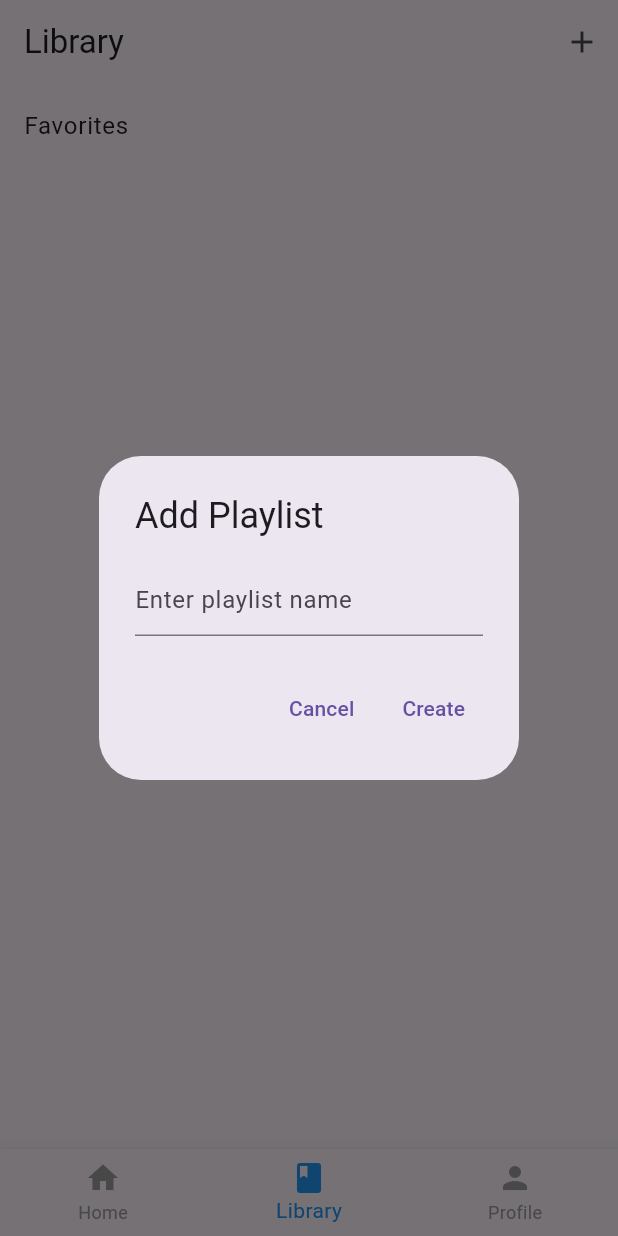
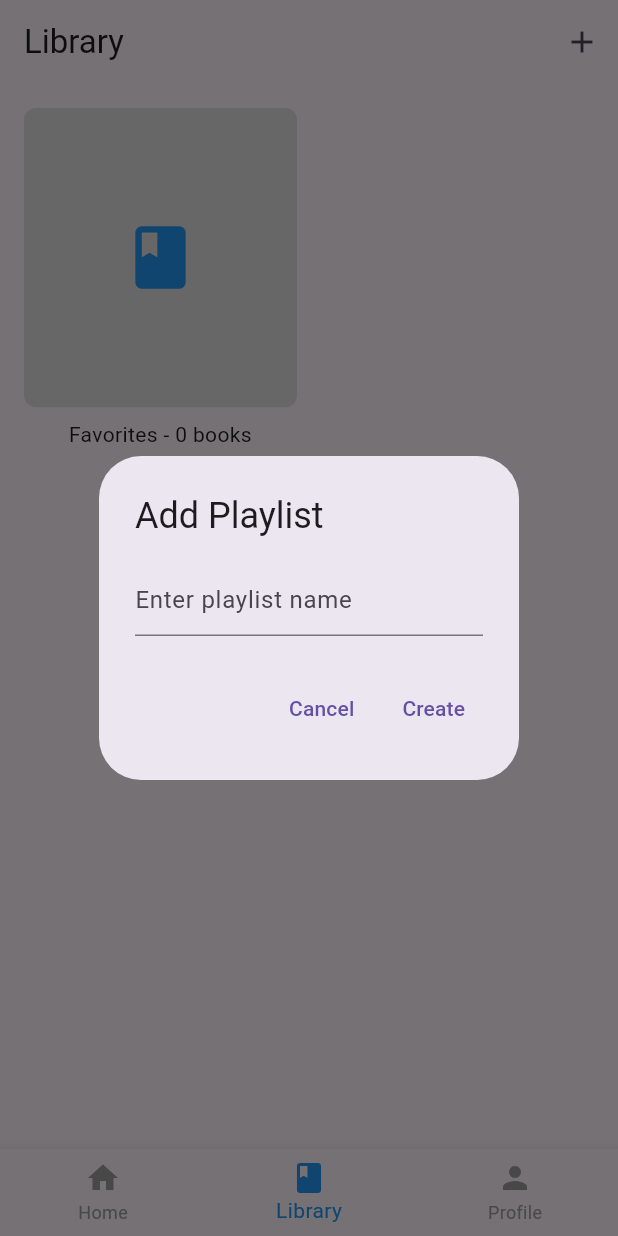
Before and after one commit to diogoguerra03/bookstore, a Flutter app: the HomePage screen opened directly, item 2 of the bottom bar chosen, after a tap on the "add" icon, on a phone screen of 412 x 824 dp. Run offline on Flutter 3.47's test engine with Material 3 defaults, Android fonts, the phone set to English and light mode, and no system bars; our stand-ins replace connectivity_plus, firebase_auth, firebase_core, firebase_database, firebase_storage, image_picker and 2 more; accounts and stored records are empty; network calls fail.

Commit message:
chore: change the layout of playlists

```diff
--- a/lib/screens/home_page.dart
+++ b/lib/screens/home_page.dart
@@ -203,7 +203,7 @@ class HomePageState extends State<HomePage> {
   Widget buildSearchBookItem(Book book) {
     String coverUrl = book.coverId != 0
         ? 'https://covers.openlibrary.org/b/id/${book.coverId}-L.jpg'
-        : 'assets/images/No_Cover.jpg'; // Imagem alternativa
+        : ''; //  Icon padrão em caso de erro
 
     return GestureDetector(
       onTap: () {
--- a/lib/screens/library_page.dart
+++ b/lib/screens/library_page.dart
@@ -16,6 +16,10 @@ class LibraryPageState extends State<LibraryPage> {
   final FirebaseAuth _auth = FirebaseAuth.instance;
   final FirebaseDatabase _database = FirebaseDatabase.instance;
   List<String> playlists = []; // Lista para armazenar os nomes das prateleiras
+  Map<String, String?> playlistImages =
+      {}; // Mapa para armazenar URLs das imagens das playlists
+  Map<String, int> bookCounts =
+      {}; // Mapa para armazenar a contagem de livros por playlist
 
   @override
   void initState() {
@@ -32,17 +36,136 @@ class LibraryPageState extends State<LibraryPage> {
 
       if (snapshot.exists) {
         Map<dynamic, dynamic> values = snapshot.value as Map<dynamic, dynamic>;
+        List<String> loadedPlaylists = values.keys.cast<String>().toList();
+
+        // Garante que 'Favorites' esteja sempre em primeiro lugar
+        if (loadedPlaylists.contains('Favorites')) {
+          loadedPlaylists.remove('Favorites');
+          loadedPlaylists.insert(0, 'Favorites');
+        }
+
         setState(() {
-          playlists = values.keys
-              .cast<String>()
-              .toList(); // Converte chaves em uma lista de strings
+          playlists = loadedPlaylists;
+          values.forEach((key, value) async {
+            if (value is Map && value.containsKey('image')) {
+              playlistImages[key] = value['image'] as String;
+            } else {
+              playlistImages[key] = null; // Sem imagem
+            }
+            // Verifica e conta quantos livros estão no ramo 'books'
+            if (value is Map && value.containsKey('books')) {
+              DataSnapshot booksSnapshot = await ref.child('$key/books').get();
+              int bookCount = booksSnapshot.children.length;
+              setState(() {
+                bookCounts[key] = bookCount;
+              });
+            } else {
+              setState(() {
+                bookCounts[key] = 0; // Playlist sem livros
+              });
+            }
+          });
         });
       } else {
         setState(() {
-          playlists = ['Favorites']; // Adiciona 'Favorites' se não existir nada
+          playlists = ['Favorites'];
         });
       }
     }
+  }
+
+  @override
+  Widget build(BuildContext context) {
+    return Scaffold(
+      appBar: AppBar(
+        title: const Text('Library'),
+        automaticallyImplyLeading: false,
+        actions: [
+          IconButton(
+            icon: const Icon(Icons.add),
+            onPressed:
+                _addPlaylist, // Chama a função para adicionar uma nova playlist
+          ),
+        ],
+      ),
+      body: Padding(
+        padding: const EdgeInsets.all(16.0),
+        child: playlists.isEmpty
+            ? const Center(child: Text("No playlists available."))
+            : GridView.builder(
+                gridDelegate: const SliverGridDelegateWithFixedCrossAxisCount(
+                  crossAxisCount: 2, // 2 colunas, semelhante à imagem fornecida
+                  crossAxisSpacing: 16,
+                  mainAxisSpacing: 16,
+                  childAspectRatio: 0.8, // Ajusta a proporção dos cards
+                ),
+                itemCount: playlists.length,
+                itemBuilder: (context, index) {
+                  String playlistName = playlists[index];
+                  String? imageUrl = playlistImages[playlistName];
+                  int bookCount = bookCounts[playlistName] ?? 0;
+                  return GestureDetector(
+                    onLongPress: () => _showDeleteDialog(playlistName),
+                    child: Column(
+                      children: [
+                        Expanded(
+                          child: AspectRatio(
+                            aspectRatio: 1, // Mantém os cards quadrados
+                            child: Container(
+                              decoration: BoxDecoration(
+                                color: Colors.grey[300],
+                                borderRadius: BorderRadius.circular(8),
+                              ),
+                              child: imageUrl != null
+                                  ? ClipRRect(
+                                      borderRadius: BorderRadius.circular(8),
+                                      child: Image.network(
+                                        imageUrl,
+                                        fit: BoxFit.cover,
+                                      ),
+                                    )
+                                  : const Icon(
+                                      Icons.book, // Ícone padrão de livro
+                                      size: 50,
+                                      color: Colors.blue,
+                                    ),
+                            ),
+                          ),
+                        ),
+                        const SizedBox(height: 8),
+                        Text(
+                          '$playlistName - $bookCount books',
+                          textAlign: TextAlign.center,
+                        ),
+                      ],
+                    ),
+                  );
+                },
+              ),
+      ),
+      bottomNavigationBar: BottomNavBar(
+        currentIndex: 1,
+        onTap: (index) {
+          if (index == 0) {
+            // Navegação para a página Home
+            Navigator.push(
+              context,
+              MaterialPageRoute(
+                builder: (context) => const HomePage(),
+              ),
+            );
+          } else if (index == 2) {
+            // Navegação para a página Profile
+            Navigator.push(
+              context,
+              MaterialPageRoute(
+                builder: (context) => const ProfilePage(),
+              ),
+            );
+          }
+        },
+      ),
+    );
   }
 
   // Mostra o diálogo de confirmação de exclusão se não for a playlist "Favorites"
@@ -91,55 +214,6 @@ class LibraryPageState extends State<LibraryPage> {
       await _database.ref('bookshelf/${user.uid}/$playlistName').remove();
       _loadPlaylists(); // Recarrega as playlists após a exclusão
     }
-  }
-
-  @override
-  Widget build(BuildContext context) {
-    return Scaffold(
-      appBar: AppBar(
-        title: const Text('Library'),
-        automaticallyImplyLeading: false,
-        actions: [
-          IconButton(
-            icon: const Icon(Icons.add),
-            onPressed:
-                _addPlaylist, // Chama a função para adicionar uma nova playlist
-          ),
-        ],
-      ),
-      body: ListView.builder(
-        itemCount: playlists.length,
-        itemBuilder: (context, index) {
-          return ListTile(
-            title: Text(playlists[index]),
-            onLongPress: () => _showDeleteDialog(
-                playlists[index]), // Adiciona o gesto de pressão longa
-          );
-        },
-      ),
-      bottomNavigationBar: BottomNavBar(
-        currentIndex: 1,
-        onTap: (index) {
-          if (index == 0) {
-            // Navegação para a página Home
-            Navigator.push(
-              context,
-              MaterialPageRoute(
-                builder: (context) => const HomePage(),
-              ),
-            );
-          } else if (index == 2) {
-            // Navegação para a página Profile
-            Navigator.push(
-              context,
-              MaterialPageRoute(
-                builder: (context) => const ProfilePage(),
-              ),
-            );
-          }
-        },
-      ),
-    );
   }
 
   // Função para adicionar uma nova playlist com verificação de duplicata
```
